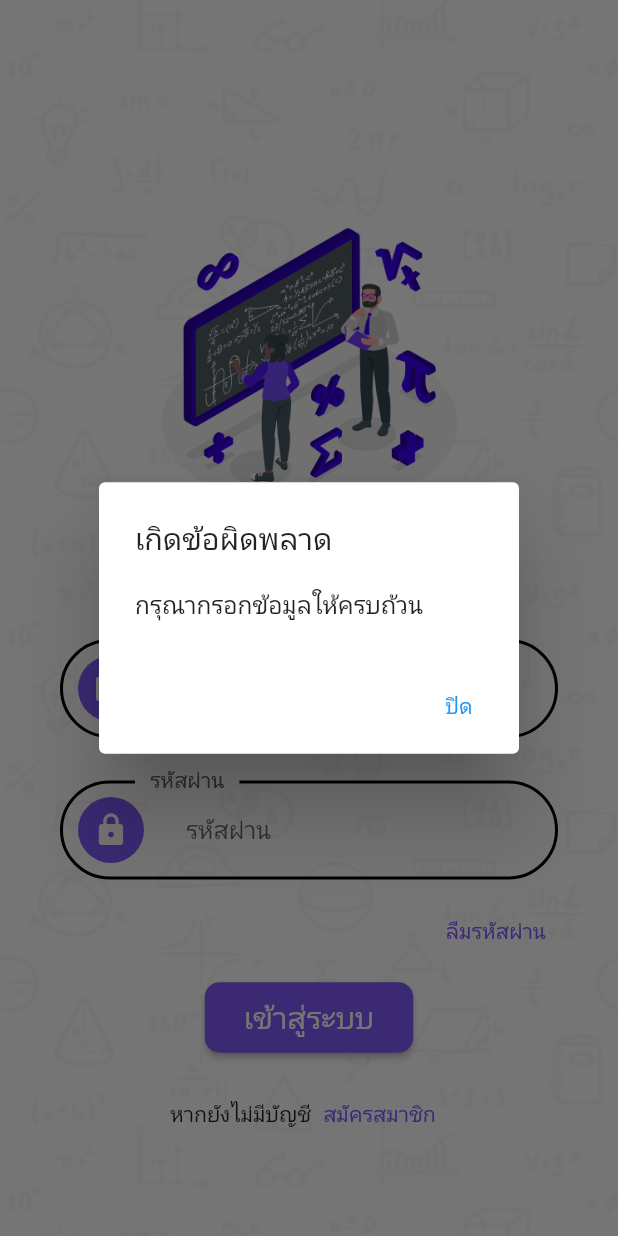
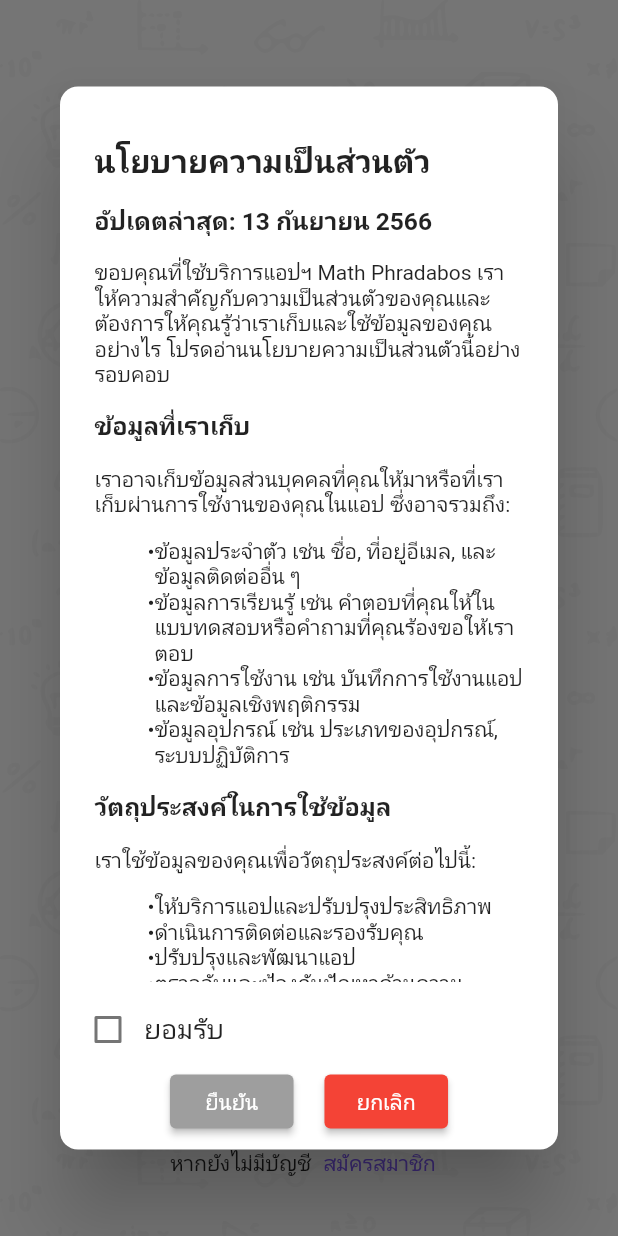
Before and after one commit to tamkung/math_app, a Flutter app: the LoginScreen screen opened by its route, after a tap on "เข้าสู่ระบบ", on a phone screen of 412 x 824 dp. Run offline on Flutter 3.47's test engine with Material 2 defaults, Android fonts, the phone set to English and light mode, and no system bars; drawn by our look-alikes of flutter_html; our stand-ins replace flutter_dotenv, get_storage, im_stepper, photo_view, splashscreen, webview_flutter and 1 more; accounts and stored records are empty.

Commit message:
[update] policy

```diff
--- a/lib/screens/login/login.dart
+++ b/lib/screens/login/login.dart
@@ -8,6 +8,10 @@ import 'package:math_app/config/constant.dart';
 import 'package:http/http.dart' as http;
 import 'package:math_app/screens/home.dart';
 import 'package:flutter_dotenv/flutter_dotenv.dart';
+import 'package:flutter_html/flutter_html.dart';
+import 'package:html/parser.dart' as htmlparser;
+import 'package:html/dom.dart' as dom;
+import 'package:math_app/widget/policy.dart';
 
 class LoginScreen extends StatefulWidget {
   @override
@@ -18,10 +22,27 @@ class _LoginScreenState extends State<LoginScreen> {
   final emailController = TextEditingController();
   final passwordController = TextEditingController();
   String? API_URL = dotenv.env['API_URL'];
+  GetStorage box = GetStorage();
+  String? policy;
+
+  Future<void> checkPolicy() async {
+    policy = box.read('policy');
+    if (policy == null) {
+      Future.delayed(Duration.zero, () {
+        showDialog(
+          context: context,
+          barrierDismissible: false,
+          builder: (context) {
+            return const PrivacyPolicy();
+          },
+        );
+      });
+    }
+  }
 
   @override
   Widget build(BuildContext context) {
-    GetStorage box = GetStorage();
+    checkPolicy();
     var size = MediaQuery.of(context).size;
     return Scaffold(
       body: SingleChildScrollView(
@@ -73,7 +94,8 @@ class _LoginScreenState extends State<LoginScreen> {
               const SizedBox(
                 height: 10,
               ),
-              ElevatedButton(
+              policy == 'accept'
+                  ? ElevatedButton(
                       style: ElevatedButton.styleFrom(
                         backgroundColor: MaterialStateColor.resolveWith(
                           (states) => pColor,
@@ -116,7 +138,8 @@ class _LoginScreenState extends State<LoginScreen> {
                                           Navigator.pushAndRemoveUntil(
                                               context,
                                               MaterialPageRoute(
-                                            builder: (BuildContext context) =>
+                                                  builder:
+                                                      (BuildContext context) =>
                                                           const HomeScreen()),
                                               ModalRoute.withName('Home'));
                                         },
@@ -129,15 +152,13 @@ class _LoginScreenState extends State<LoginScreen> {
                                 print(result['message']);
                               }
                             } else {
-                        print(response.body);
-
                               // ignore: use_build_context_synchronously
                               showDialog(
                                 context: context,
                                 builder: (context) => AlertDialog(
                                   title: Text('เกิดข้อผิดพลาด'),
-                            content: Text(
-                                result['message'] == 'Invalid email or password'
+                                  content: Text(result['message'] ==
+                                          'Invalid email or password'
                                       ? 'อีเมลหรือรหัสผ่านไม่ถูกต้อง'
                                       : result['message'] == 'User not found'
                                           ? 'ไม่พบผู้ใช้งาน'
@@ -179,6 +200,68 @@ class _LoginScreenState extends State<LoginScreen> {
                           ),
                         ),
                       ),
+                    )
+                  : Column(
+                      children: [
+                        ElevatedButton(
+                          style: ElevatedButton.styleFrom(
+                            backgroundColor: MaterialStateColor.resolveWith(
+                              (states) => Colors.grey,
+                            ),
+                            shape: RoundedRectangleBorder(
+                              borderRadius: BorderRadius.circular(10),
+                            ),
+                          ),
+                          child: const Padding(
+                            padding: EdgeInsets.all(10),
+                            child: Text(
+                              'เข้าสู่ระบบ',
+                              style: TextStyle(
+                                fontSize: 20,
+                              ),
+                            ),
+                          ),
+                          onPressed: () {
+                            null;
+                          },
+                        ),
+                        heightBox(size.height * 0.02),
+                        Row(
+                          mainAxisAlignment: MainAxisAlignment.center,
+                          children: [
+                            const Text(
+                              'กรุณายอมรับ',
+                              style: TextStyle(
+                                color: Colors.red,
+                              ),
+                            ),
+                            TextButton(
+                              onPressed: () {
+                                showDialog(
+                                  context: context,
+                                  barrierDismissible: false,
+                                  builder: (context) {
+                                    return const PrivacyPolicy();
+                                  },
+                                );
+                              },
+                              child: const Text(
+                                'นโยบายความเป็นส่วนตัว',
+                                style: TextStyle(
+                                  color: pColor,
+                                  decoration: TextDecoration.underline,
+                                ),
+                              ),
+                            ),
+                            const Text(
+                              'ก่อนเข้าสู่ระบบ',
+                              style: TextStyle(
+                                color: Colors.red,
+                              ),
+                            ),
+                          ],
+                        ),
+                      ],
                     ),
               heightBox(size.height * 0.02),
               Row(
--- /dev/null
+++ b/lib/widget/policy.dart
@@ -0,0 +1,232 @@
+import 'package:flutter/material.dart';
+import 'package:flutter/src/widgets/framework.dart';
+import 'package:flutter/src/widgets/placeholder.dart';
+import 'package:flutter_html/flutter_html.dart';
+import 'package:get_storage/get_storage.dart';
+import 'package:html/parser.dart' as htmlparser;
+import 'package:html/dom.dart' as dom;
+import 'package:math_app/screens/login/login.dart';
+
+import '../config/constant.dart';
+
+class PrivacyPolicy extends StatefulWidget {
+  const PrivacyPolicy({super.key});
+
+  @override
+  State<PrivacyPolicy> createState() => _PrivacyPolicyState();
+}
+
+class _PrivacyPolicyState extends State<PrivacyPolicy> {
+  GetStorage box = GetStorage();
+  bool checkBox = false;
+
+  final String policy = r"""
+  <!DOCTYPE html>
+  <html>
+    <head>
+      <meta charset="utf-8">
+      <title>Privacy Policy</title>
+    </head>
+    <body>
+      <h2>นโยบายความเป็นส่วนตัว</h2>
+
+      <h3>อัปเดตล่าสุด: 13 กันยายน 2566</h3>
+
+      <p>ขอบคุณที่ใช้บริการแอปฯ Math Phradabos เราให้ความสำคัญกับความเป็นส่วนตัวของคุณและต้องการให้คุณรู้ว่าเราเก็บและใช้ข้อมูลของคุณอย่างไร โปรดอ่านนโยบายความเป็นส่วนตัวนี้อย่างรอบคอบ</p>
+
+      <h3>ข้อมูลที่เราเก็บ</h3>
+
+      <p>เราอาจเก็บข้อมูลส่วนบุคคลที่คุณให้มาหรือที่เราเก็บผ่านการใช้งานของคุณในแอป ซึ่งอาจรวมถึง:</p>
+      <ul>
+        <li>ข้อมูลประจำตัว เช่น ชื่อ, ที่อยู่อีเมล, และข้อมูลติดต่ออื่น ๆ </li>
+        <li>ข้อมูลการเรียนรู้ เช่น คำตอบที่คุณให้ในแบบทดสอบหรือคำถามที่คุณร้องขอให้เราตอบ</li>
+        <li>ข้อมูลการใช้งาน เช่น บันทึกการใช้งานแอปและข้อมูลเชิงพฤติกรรม</li>
+        <li>ข้อมูลอุปกรณ์ เช่น ประเภทของอุปกรณ์, ระบบปฏิบัติการ</li>
+      </ul>
+
+      <h3>วัตถุประสงค์ในการใช้ข้อมูล</h3>
+
+      <p>เราใช้ข้อมูลของคุณเพื่อวัตถุประสงค์ต่อไปนี้:</p>
+
+      <ul>
+        <li>ให้บริการแอปและปรับปรุงประสิทธิภาพ</li>
+        <li>ดำเนินการติดต่อและรองรับคุณ</li>
+        <li>ปรับปรุงและพัฒนาแอป</li>
+        <li>ตรวจจับและป้องกันปัญหาด้านความปลอดภัย</li>
+        <li>ปรับปรุงประสิทธิภาพของการเรียนรู้และการทดสอบ</li>
+        <li>ส่งข้อมูลที่เป็นประโยชน์แก่คุณ เช่น ผลการเรียนรู้และคำแนะนำ</li>
+        <li>การแจ้งเตือนและความยินยอม</li>
+      </ul>
+
+      <p>เราอาจส่งการแจ้งเตือนหรือขอความยินยอมเพิ่มเติมกับคุณในกรณีที่ต้องการเก็บข้อมูลที่มีความสำคัญมาก หรือในกรณีที่ต้องการนโยบายความเป็นส่วนตัวที่เฉพาะเจาะจง</p>
+
+      <h3>การเปิดเผยข้อมูล</h3>
+
+      <p>เราอาจเปิดเผยข้อมูลของคุณในกรณีที่จำเป็นตามกฎหมายหรือข้อบังคับที่เราต้องปฏิบัติ หรือในกรณีที่มีการละเมิดเงื่อนไขการใช้งานของเรา</p>
+
+      <h3>ความปลอดภัยข้อมูล</h3>
+
+      <p>เราจะรักษาความมั่นคงปลอดภัยของข้อมูลส่วนบุคคลของท่านไว้ตามหลักการการรักษาความลับ ความถูกต้องครบถ้วน และสภาพพร้อมใช้งาน เพื่อป้องกันการสูญหาย เข้าถึง ใช้ เปลี่ยนแปลง แก้ไข หรือเปิดเผย</p>
+
+      <h3>การเข้าถึงและแก้ไขข้อมูล</h3>
+
+      <p>คุณมีสิทธิ์ในการขอเข้าถึงข้อมูลของคุณและขอให้แก้ไขข้อมูลที่ไม่ถูกต้อง คุณสามารถทำการนี้โดยติดต่อเราผ่านทาง</p>
+      <p>Email : Waragorn.T@outlook.com</p>
+
+      <h3>การเก็บข้อมูลเป็นระยะเวลา</h3>
+
+      <p>เราจะเก็บข้อมูลของคุณเท่าที่จำเป็นสำหรับวัตถุประสงค์ที่ระบุไว้ในนโยบายความเป็นส่วนตัวนี้ หากคุณไม่ใช้บริการของเราต่อเนื่องเราจะดำเนินการลบข้อมูลของคุณหรือทำให้ข้อมูลของคุณไม่สามารถระบุตัวตนได้</p>
+
+      <h3>การเปลี่ยนแปลงนโยบาย</h3>
+
+      <p>เราอาจทำการปรับปรุงนโยบายความเป็นส่วนตัวนี้เป็นครั้งคราว การเปลี่ยนแปลงจะถูกประกาศในหน้าแอปฯ ของเรา และคุณควรตรวจสอบนโยบายเป็นระยะเวลาเป็นครั้งคราว</p>
+
+      <h3>ติดต่อเรา</h3>
+
+      <p>หากคุณมีคำถามเกี่ยวกับนโยบายความเป็นส่วนตัวหรือการใช้ข้อมูลของคุณ โปรดติดต่อเราที่</p>
+      <p>Email : Waragorn.T@outlook.com</p>
+    </body>
+  </html>
+  """;
+  @override
+  Widget build(BuildContext context) {
+    var size = MediaQuery.of(context).size;
+    return AlertDialog(
+      contentPadding: const EdgeInsets.only(
+        left: 15,
+        right: 15,
+        top: 20,
+      ),
+      //title: const Center(child: Text("นโยบายความเป็นส่วนตัว")),
+      shape: const RoundedRectangleBorder(
+          borderRadius: BorderRadius.all(Radius.circular(12.0))),
+      content: SizedBox(
+        height: MediaQuery.of(context).size.height * 0.7,
+        width: MediaQuery.of(context).size.width * 0.9,
+        child: SingleChildScrollView(
+          child: Html(
+            data: policy,
+          ),
+        ),
+      ),
+      actions: <Widget>[
+        Row(
+          mainAxisAlignment: MainAxisAlignment.start,
+          children: <Widget>[
+            Checkbox(
+              value: checkBox,
+              onChanged: (bool? value) {
+                setState(() {
+                  checkBox = value!;
+                });
+              },
+            ),
+            const Text(
+              'ยอมรับ',
+              style: TextStyle(
+                fontSize: 18,
+              ),
+            ),
+          ],
+        ),
+        Row(
+          mainAxisAlignment: MainAxisAlignment.center,
+          children: <Widget>[
+            checkBox != false
+                ? SizedBox(
+                    width: MediaQuery.of(context).size.width * 0.20,
+                    child: ElevatedButton(
+                      style: ButtonStyle(
+                        backgroundColor:
+                            MaterialStateProperty.all<Color>(Colors.green),
+                      ),
+                      child: const Text(
+                        'ยืนยัน',
+                        style: TextStyle(color: Colors.white),
+                      ),
+                      onPressed: () {
+                        box.write('policy', 'accept');
+                        Navigator.pushAndRemoveUntil(
+                          context,
+                          PageRouteBuilder(
+                            pageBuilder: (BuildContext context,
+                                Animation<double> animation,
+                                Animation<double> secondaryAnimation) {
+                              return LoginScreen();
+                            },
+                            transitionsBuilder: (BuildContext context,
+                                Animation<double> animation,
+                                Animation<double> secondaryAnimation,
+                                Widget child) {
+                              return FadeTransition(
+                                opacity: animation,
+                                child: child,
+                              );
+                            },
+                          ),
+                          ModalRoute.withName('Login'),
+                        );
+                      },
+                    ),
+                  )
+                : SizedBox(
+                    width: MediaQuery.of(context).size.width * 0.20,
+                    child: ElevatedButton(
+                      style: ButtonStyle(
+                        backgroundColor:
+                            MaterialStateProperty.all<Color>(Colors.grey),
+                      ),
+                      child: const Text(
+                        'ยืนยัน',
+                        style: TextStyle(color: Colors.white),
+                      ),
+                      onPressed: () {
+                        null;
+                      },
+                    ),
+                  ),
+            widthBox(MediaQuery.of(context).size.width * 0.05),
+            SizedBox(
+              width: MediaQuery.of(context).size.width * 0.20,
+              child: ElevatedButton(
+                style: ButtonStyle(
+                  backgroundColor: MaterialStateProperty.all<Color>(Colors.red),
+                ),
+                child: const Text(
+                  'ยกเลิก',
+                  style: TextStyle(color: Colors.white),
+                ),
+                onPressed: () {
+                  box.write('policy', 'cancel');
+                  Navigator.pushAndRemoveUntil(
+                    context,
+                    PageRouteBuilder(
+                      pageBuilder: (BuildContext context,
+                          Animation<double> animation,
+                          Animation<double> secondaryAnimation) {
+                        return LoginScreen();
+                      },
+                      transitionsBuilder: (BuildContext context,
+                          Animation<double> animation,
+                          Animation<double> secondaryAnimation,
+                          Widget child) {
+                        return FadeTransition(
+                          opacity: animation,
+                          child: child,
+                        );
+                      },
+                    ),
+                    ModalRoute.withName('Login'),
+                  );
+                },
+              ),
+            ),
+            SizedBox(
+              height: MediaQuery.of(context).size.height * 0.02,
+            ),
+          ],
+        )
+      ],
+    );
+  }
+}
```
Lines whose indentation alone changed are shown as unchanged.
